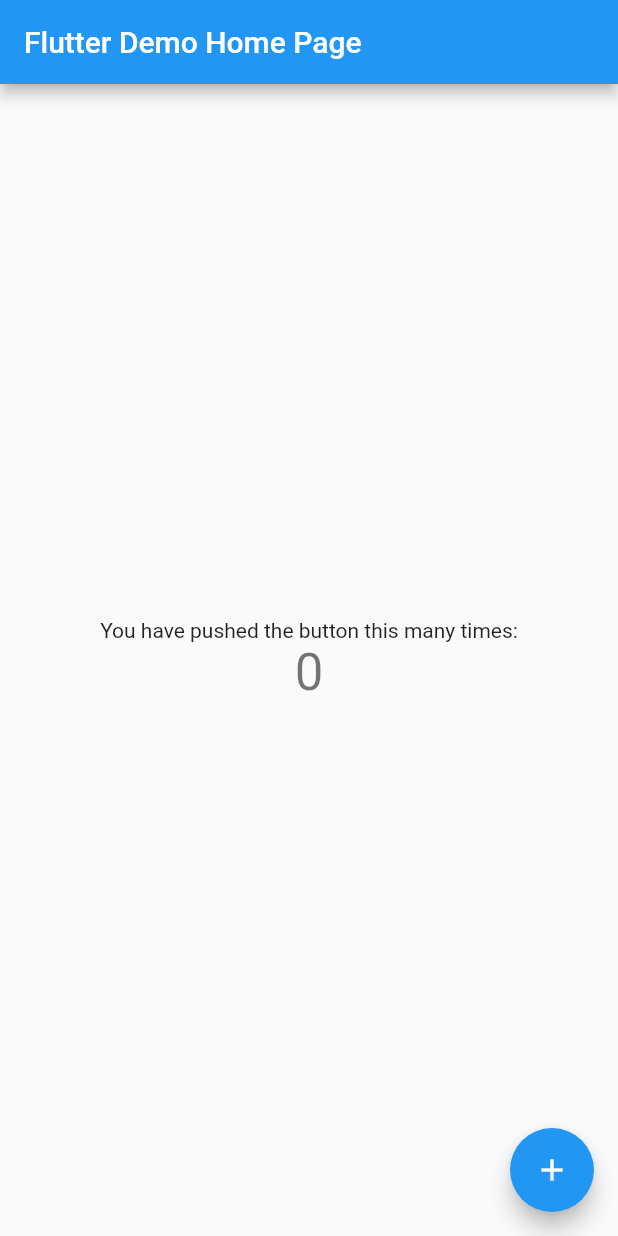
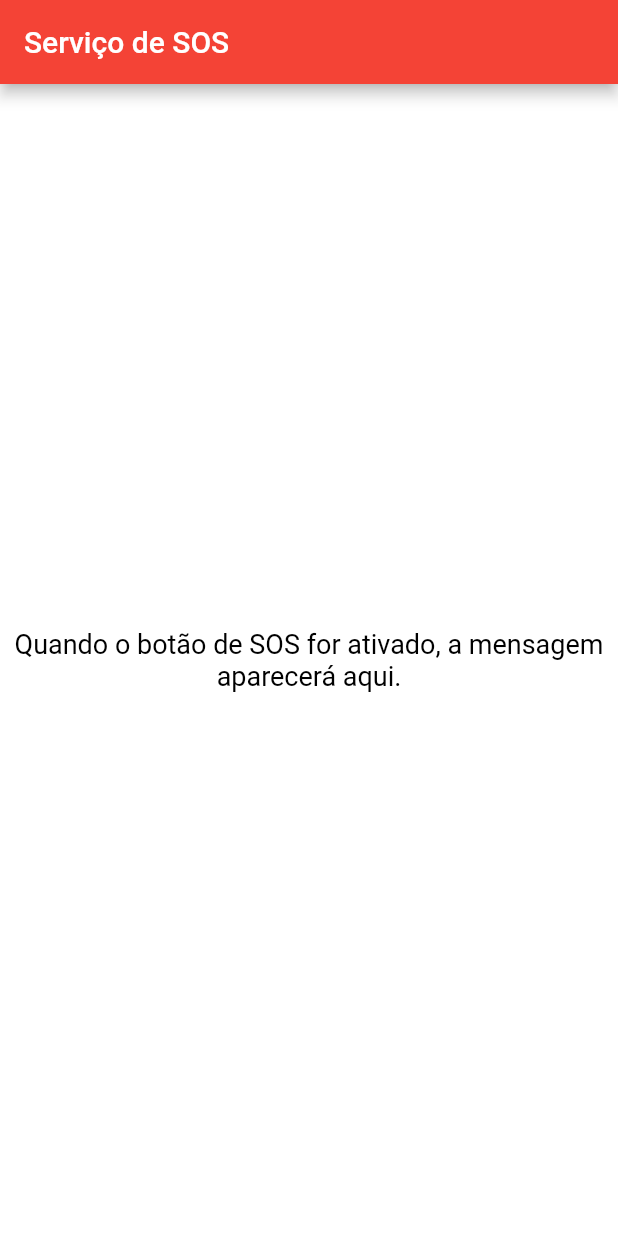
Before and after one commit to paivaricardo/embarcados_botao_sos_cliente_flutter, a Flutter app: the screen it shows after launch, on a phone screen of 412 x 824 dp. Run offline on Flutter 3.47's test engine with Material 2 defaults, Android fonts, the phone set to English and light mode, and no system bars; missing offline and left inert: dart:html, mqtt_client.

Commit message:
Implementação do serviço de SOS para a aplicação. Implementação do serviço de MQTT e inscrição em tópico de SOS. Implementação da tela para o botão de SOS.

```diff
--- a/lib/main.dart
+++ b/lib/main.dart
@@ -1,6 +1,16 @@
+import 'package:embarcados_botao_sos_cliente_flutter/main_sos_button_home_page.dart';
+import 'package:embarcados_botao_sos_cliente_flutter/service/mqtt_service.dart';
 import 'package:flutter/material.dart';
 
-void main() {
+void main() async {
+  WidgetsFlutterBinding.ensureInitialized();
+
+  // Conectar ao broker MQTT
+  await MqttService().connect();
+
+  // Realizar o subscribe no tópico do botão de SOS
+  MqttService().subscribe("sos_acionado");
+
   runApp(const MyApp());
 }
 
@@ -11,105 +21,12 @@
   @override
   Widget build(BuildContext context) {
     return MaterialApp(
-      title: 'Flutter Demo',
+      title: 'Botão SOS',
       theme: ThemeData(
-        // This is the theme of your application.
-        //
-        // Try running your application with "flutter run". You'll see the
-        // application has a blue toolbar. Then, without quitting the app, try
-        // changing the primarySwatch below to Colors.green and then invoke
-        // "hot reload" (press "r" in the console where you ran "flutter run",
-        // or simply save your changes to "hot reload" in a Flutter IDE).
-        // Notice that the counter didn't reset back to zero; the application
-        // is not restarted.
-        primarySwatch: Colors.blue,
+        primarySwatch: Colors.red,
       ),
-      home: const MyHomePage(title: 'Flutter Demo Home Page'),
+      debugShowCheckedModeBanner: false,
+      home: const MainSOSButtonHomePage(title: 'Serviço de SOS'),
     );
   }
 }
-
-class MyHomePage extends StatefulWidget {
-  const MyHomePage({super.key, required this.title});
-
-  // This widget is the home page of your application. It is stateful, meaning
-  // that it has a State object (defined below) that contains fields that affect
-  // how it looks.
-
-  // This class is the configuration for the state. It holds the values (in this
-  // case the title) provided by the parent (in this case the App widget) and
-  // used by the build method of the State. Fields in a Widget subclass are
-  // always marked "final".
-
-  final String title;
-
-  @override
-  State<MyHomePage> createState() => _MyHomePageState();
-}
-
-class _MyHomePageState extends State<MyHomePage> {
-  int _counter = 0;
-
-  void _incrementCounter() {
-    setState(() {
-      // This call to setState tells the Flutter framework that something has
-      // changed in this State, which causes it to rerun the build method below
-      // so that the display can reflect the updated values. If we changed
-      // _counter without calling setState(), then the build method would not be
-      // called again, and so nothing would appear to happen.
-      _counter++;
-    });
-  }
-
-  @override
-  Widget build(BuildContext context) {
-    // This method is rerun every time setState is called, for instance as done
-    // by the _incrementCounter method above.
-    //
-    // The Flutter framework has been optimized to make rerunning build methods
-    // fast, so that you can just rebuild anything that needs updating rather
-    // than having to individually change instances of widgets.
-    return Scaffold(
-      appBar: AppBar(
-        // Here we take the value from the MyHomePage object that was created by
-        // the App.build method, and use it to set our appbar title.
-        title: Text(widget.title),
-      ),
-      body: Center(
-        // Center is a layout widget. It takes a single child and positions it
-        // in the middle of the parent.
-        child: Column(
-          // Column is also a layout widget. It takes a list of children and
-          // arranges them vertically. By default, it sizes itself to fit its
-          // children horizontally, and tries to be as tall as its parent.
-          //
-          // Invoke "debug painting" (press "p" in the console, choose the
-          // "Toggle Debug Paint" action from the Flutter Inspector in Android
-          // Studio, or the "Toggle Debug Paint" command in Visual Studio Code)
-          // to see the wireframe for each widget.
-          //
-          // Column has various properties to control how it sizes itself and
-          // how it positions its children. Here we use mainAxisAlignment to
-          // center the children vertically; the main axis here is the vertical
-          // axis because Columns are vertical (the cross axis would be
-          // horizontal).
-          mainAxisAlignment: MainAxisAlignment.center,
-          children: <Widget>[
-            const Text(
-              'You have pushed the button this many times:',
-            ),
-            Text(
-              '$_counter',
-              style: Theme.of(context).textTheme.headlineMedium,
-            ),
-          ],
-        ),
-      ),
-      floatingActionButton: FloatingActionButton(
-        onPressed: _incrementCounter,
-        tooltip: 'Increment',
-        child: const Icon(Icons.add),
-      ), // This trailing comma makes auto-formatting nicer for build methods.
-    );
-  }
-}
--- /dev/null
+++ b/lib/main_sos_button_home_page.dart
@@ -0,0 +1,131 @@
+import 'dart:html';
+
+import 'package:embarcados_botao_sos_cliente_flutter/service/mqtt_service.dart';
+import 'package:flutter/material.dart';
+import 'package:mqtt_client/mqtt_client.dart';
+
+class MainSOSButtonHomePage extends StatefulWidget {
+  const MainSOSButtonHomePage({super.key, required this.title});
+
+  // This widget is the home page of your application. It is stateful, meaning
+  // that it has a State object (defined below) that contains fields that affect
+  // how it looks.
+
+  // This class is the configuration for the state. It holds the values (in this
+  // case the title) provided by the parent (in this case the App widget) and
+  // used by the build method of the State. Fields in a Widget subclass are
+  // always marked "final".
+
+  final String title;
+
+  @override
+  State<MainSOSButtonHomePage> createState() => _MainSOSButtonHomePageState();
+}
+
+class _MainSOSButtonHomePageState extends State<MainSOSButtonHomePage> {
+
+  String mensagem = "Quando o botão de SOS for ativado, a mensagem aparecerá aqui.";
+  bool sosAtivado = false;
+  DateTime? sosActivationTime;
+  Color backgroundColor = Colors.white;
+  Color textColor = Colors.black;
+  final MqttService _mqttService = MqttService();
+
+  void ativarSOS() {
+    setState(() {
+      sosAtivado = true;
+      sosActivationTime = DateTime.now();
+      mensagem = 'SOS ACIONADO';
+      backgroundColor = Colors.red;
+      textColor = Colors.white;
+    });
+  }
+
+  void desativarSOS() {
+    final MqttClientPayloadBuilder builder = MqttClientPayloadBuilder();
+    builder.addString('SOS FALSE');
+    _mqttService.client.publishMessage('sos_acionado', MqttQos.atLeastOnce, builder.payload!);
+
+    setState(() {
+      sosAtivado = false;
+      mensagem = 'Quando o botão de SOS for ativado, a mensagem aparecerá aqui.';
+      backgroundColor = Colors.white;
+      textColor = Colors.black;
+    });
+  }
+
+  @override
+  void initState() {
+    super.initState();
+    _mqttService.client.updates?.listen((List<MqttReceivedMessage<MqttMessage?>> messages) {
+      for (var messagemMQTT in messages) {
+        final String topic = messagemMQTT.topic;
+        final MqttPublishMessage payload = messagemMQTT.payload as MqttPublishMessage;
+        final String data = MqttPublishPayload.bytesToStringAsString(payload.payload.message);
+
+        if (topic == 'sos_acionado') {
+          if (data == 'SOS TRUE' && !sosAtivado) {
+            ativarSOS();
+          } else if (data == 'SOS FALSE' && sosAtivado) {
+            setState(() {
+              mensagem = "Quando o botão de SOS for ativado, a mensagem aparecerá aqui.";
+              backgroundColor = Colors.white;
+            });
+          }
+        }
+      }
+    });
+  }
+
+  @override
+  Widget build(BuildContext context) {
+    // This method is rerun every time setState is called, for instance as done
+    // by the _incrementCounter method above.
+    //
+    // The Flutter framework has been optimized to make rerunning build methods
+    // fast, so that you can just rebuild anything that needs updating rather
+    // than having to individually change instances of widgets.
+    return Scaffold(
+      appBar: AppBar(
+        // Here we take the value from the MyHomePage object that was created by
+        // the App.build method, and use it to set our appbar title.
+        title: Text(widget.title),
+      ),
+      body: Container(
+      color: backgroundColor,
+      child: Center(
+        child: Column(
+          mainAxisAlignment: MainAxisAlignment.center,
+          children: <Widget>[
+            if (sosAtivado)
+              Text(
+                mensagem,
+                style: TextStyle(fontSize: 72, fontWeight: FontWeight.bold, color: textColor),
+                textAlign: TextAlign.center,
+              ),
+            if (!sosAtivado)
+            Text(
+              mensagem,
+              style: TextStyle(fontSize: 18, color: textColor),
+              textAlign: TextAlign.center,
+            ),
+            if (sosAtivado)
+              Text(
+                  "Hora da ativação: $sosActivationTime",
+                style: TextStyle(fontSize: 18, color: textColor),
+              ),
+            if (sosAtivado)
+              ElevatedButton(
+                onPressed: desativarSOS,
+                style: ButtonStyle(
+                  backgroundColor: MaterialStateProperty.all<Color>(Colors.white),
+                ),
+                child: const Text('Desativar SOS', style: TextStyle(color: Colors.black),),
+              ),
+          ],
+        ),
+      ),
+    ),
+    );
+  }
+}
--- /dev/null
+++ b/lib/service/mqtt_service.dart
@@ -0,0 +1,48 @@
+import 'dart:io';
+
+import 'package:mqtt_client/mqtt_client.dart';
+import 'package:mqtt_client/mqtt_server_client.dart';
+
+class MqttService {
+  static final MqttService _instance = MqttService._internal();
+  final MqttServerClient client;
+
+  factory MqttService() => _instance;
+
+  MqttService._internal() : client = MqttServerClient('test.mosquitto.org', 'BOTAOSOSFLUTTER215151');
+
+  Future<void> connect() async {
+    client.logging(on: true);
+
+    final connMess = MqttConnectMessage()
+        .withClientIdentifier('BOTAOSOSFLUTTER215151')
+        .startClean() // Non-persistent session for testing
+        .withWillQos(MqttQos.atLeastOnce);
+    print('CONECTANDO AO BROKER MQTT MOSQUITTO');
+    client.connectionMessage = connMess;
+
+    try {
+      await client.connect();
+      print('CLIENTE MQTT CONECTADO');
+    } on NoConnectionException catch (e) {
+      print('Client exception - $e');
+      client.disconnect();
+    } on SocketException catch (e) {
+      print('Socket exception - $e');
+      client.disconnect();
+    }
+  }
+
+  void subscribe(String topic) {
+    client.subscribe(topic, MqttQos.atLeastOnce);
+    print("INSCRITO NO TÓPICO " + topic);
+    client.updates?.listen((List<MqttReceivedMessage<MqttMessage?>> messages) {
+      for (var message in messages) {
+        final String topic = message.topic;
+        final MqttPublishMessage payload = message.payload as MqttPublishMessage;
+        final String data = MqttPublishPayload.bytesToStringAsString(payload.payload.message!);
+        print('Recebida a mensagem: Tópico=$topic, Conteúdo=$data');
+      }
+    });
+  }
+}
--- a/pubspec.yaml
+++ b/pubspec.yaml
@@ -35,6 +35,7 @@
   # The following adds the Cupertino Icons font to your application.
   # Use with the CupertinoIcons class for iOS style icons.
   cupertino_icons: ^1.0.2
+  mqtt_client: ^9.8.1
 
 dev_dependencies:
   flutter_test:
```
Also changed, not shown: pubspec.lock.
